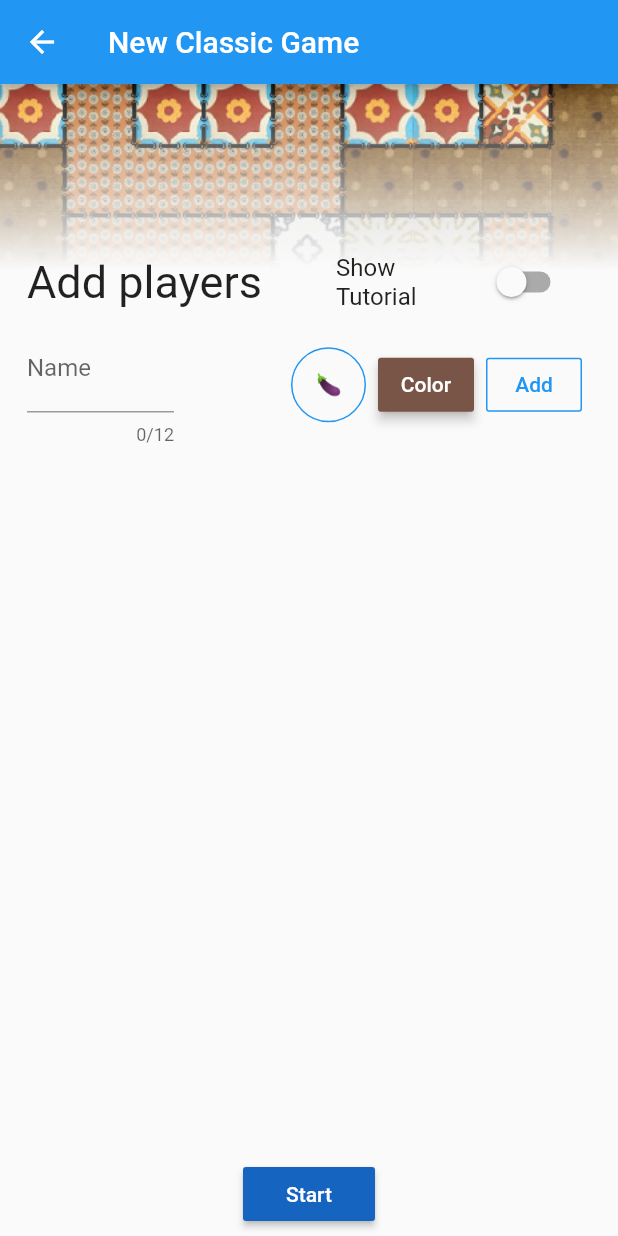
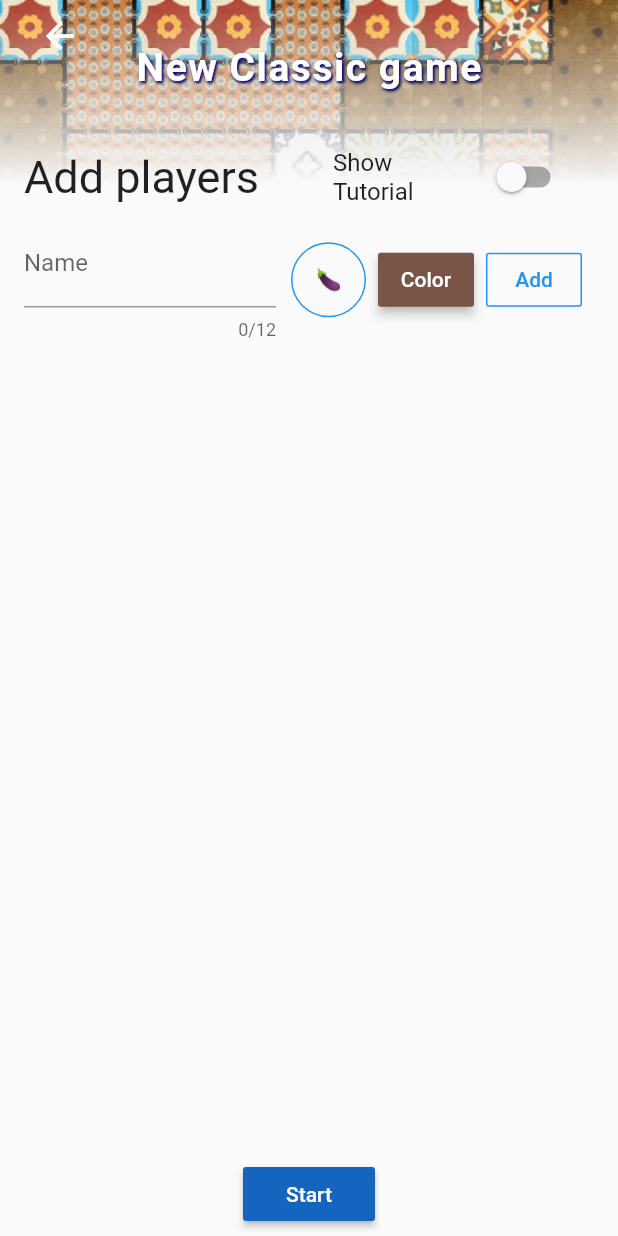
Before and after one commit to mannfeldt/patchwork, a Flutter app: the screen it shows after launch, after a tap on "New Game", on a phone screen of 412 x 824 dp. Run offline on Flutter 3.47's test engine with Material 2 defaults, Android fonts, the phone set to English and light mode, and no system bars; our stand-ins replace cloud_firestore, firebase_auth, firebase_storage, flutter_colorpicker, flutter_svg, screenshot and 2 more; missing offline and left inert: emoji_picker, youtube_player; accounts and stored records are empty.

Commit message:
new header for setup

```diff
--- a/lib/pages/setup.dart
+++ b/lib/pages/setup.dart
@@ -60,9 +60,6 @@ class SetupState extends State<Setup> {
     }
 
     return Scaffold(
-        appBar: AppBar(
-          title: Text("New " + gameModeName[widget.gameMode] + " Game"),
-        ),
         body: Builder(
             builder: (context) => Center(
                   child: Stack(
@@ -85,32 +82,66 @@ class SetupState extends State<Setup> {
                               fit: BoxFit.fitWidth,
                             ),
                           )),
-                      new Padding(
-                        padding: const EdgeInsets.symmetric(
-                            horizontal: 16, vertical: 48),
-                      ),
-                      Padding(
+                      SafeArea(
+                        child: Padding(
                           padding: EdgeInsets.only(
-                            left: 16, right: 16, top: 4, bottom: 4),
+                              left: 16, right: 16, top: 0, bottom: 4),
                           child: Column(
                             children: <Widget>[
+                              Stack(
+                                children: <Widget>[
+                                  Align(
+                                    alignment: Alignment.topLeft,
+                                    child: IconButton(
+                                      icon: BackButtonIcon(),
+                                      color: Colors.white,
+                                      highlightColor: Colors.transparent,
+                                      iconSize: 28,
+                                      onPressed: () =>
+                                          Navigator.of(context).pop(),
+                                    ),
+                                  ),
+                                  Align(
+                                    alignment: Alignment.bottomCenter,
+                                    heightFactor: 2,
+                                    child: Text(
+                                      "New ${gameModeName[widget.gameMode]} game",
+                                      style: TextStyle(
+                                          fontSize: 26,
+                                          fontWeight: FontWeight.bold,
+                                          letterSpacing: 1,
+                                          shadows: <Shadow>[
+                                            Shadow(
+                                              offset: Offset(1.0, 1.0),
+                                              blurRadius: 2.0,
+                                              color:
+                                                  Color.fromARGB(255, 0, 0, 0),
+                                            ),
+                                            Shadow(
+                                              offset: Offset(1.0, 1.0),
+                                              blurRadius: 2.0,
+                                              color: Color.fromARGB(
+                                                  125, 0, 0, 255),
+                                            ),
+                                          ],
+                                          color: Colors.white),
+                                    ),
+                                  ),
+                                ],
+                              ),
+                              SizedBox(
+                                height: 30,
+                              ),
                               Row(
                                   mainAxisSize: MainAxisSize.min,
                                   children: <Widget>[
                                     Expanded(
-                                    child: new Padding(
-                                      padding: const EdgeInsets.fromLTRB(
-                                          2.0, 100.0, 0, 0),
                                       child: Text(
                                         "Add players",
                                         style: TextStyle(fontSize: 30),
                                       ),
                                     ),
-                                  ),
                                     Expanded(
-                                    child: new Padding(
-                                      padding: const EdgeInsets.fromLTRB(
-                                          2.0, 100.0, 0, 0),
                                       child: SwitchListTile(
                                         title: const Text("Show Tutorial"),
                                         activeColor: Colors.green.shade700,
@@ -118,15 +149,10 @@ class SetupState extends State<Setup> {
                                         value: _playTutorial ?? false,
                                       ),
                                     ),
-                                  ),
                                   ]),
                               Row(mainAxisSize: MainAxisSize.min, children: <
                                   Widget>[
-                              Container(
-                                width: 100,
-                                child: new Padding(
-                                  padding:
-                                      const EdgeInsets.fromLTRB(2.0, 0, 0, 0),
+                                Expanded(
                                   child: TextField(
                                     controller: nameController,
                                     maxLength: 12,
@@ -134,12 +160,9 @@ class SetupState extends State<Setup> {
                                         InputDecoration(labelText: 'Name'),
                                   ),
                                 ),
-                              ),
                                 Container(
-                                child: Expanded(
                                   child: new Padding(
-                                    padding:
-                                        const EdgeInsets.fromLTRB(2.0, 0, 0, 0),
+                                    padding: const EdgeInsets.only(left: 2),
                                     child: ButtonTheme.bar(
                                         child: ButtonBar(children: <Widget>[
                                       Container(
@@ -263,7 +286,6 @@ class SetupState extends State<Setup> {
                                     ])),
                                   ),
                                 ),
-                              ),
                               ]),
                               Expanded(
                                   child: Padding(
@@ -273,7 +295,8 @@ class SetupState extends State<Setup> {
                                     ? AnimatedList(
                                         key: _listKey,
                                         initialItemCount: players.length,
-                                      itemBuilder: (context, index, animation) {
+                                        itemBuilder:
+                                            (context, index, animation) {
                                           final player = players[index];
                                           return _buildItem(animation, player,
                                               index, gameState.removePlayer);
@@ -308,6 +331,7 @@ class SetupState extends State<Setup> {
                                 ),
                               )
                             ],
+                          ),
                         ),
                       ),
                     ],
```
Lines whose indentation alone changed are shown as unchanged.
